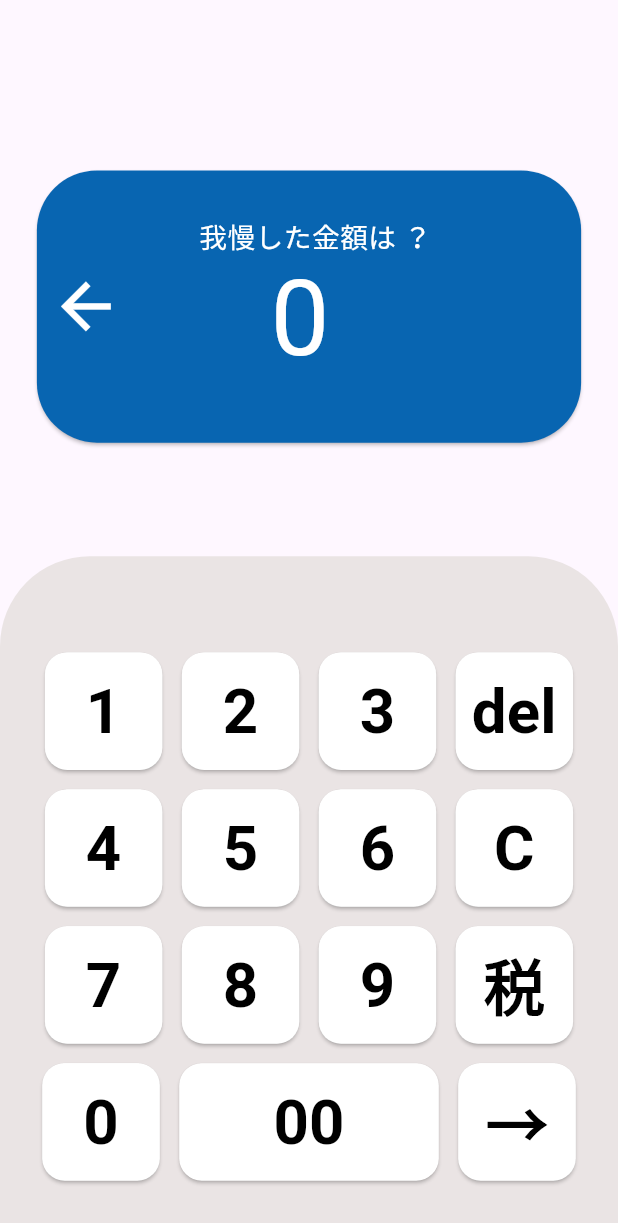
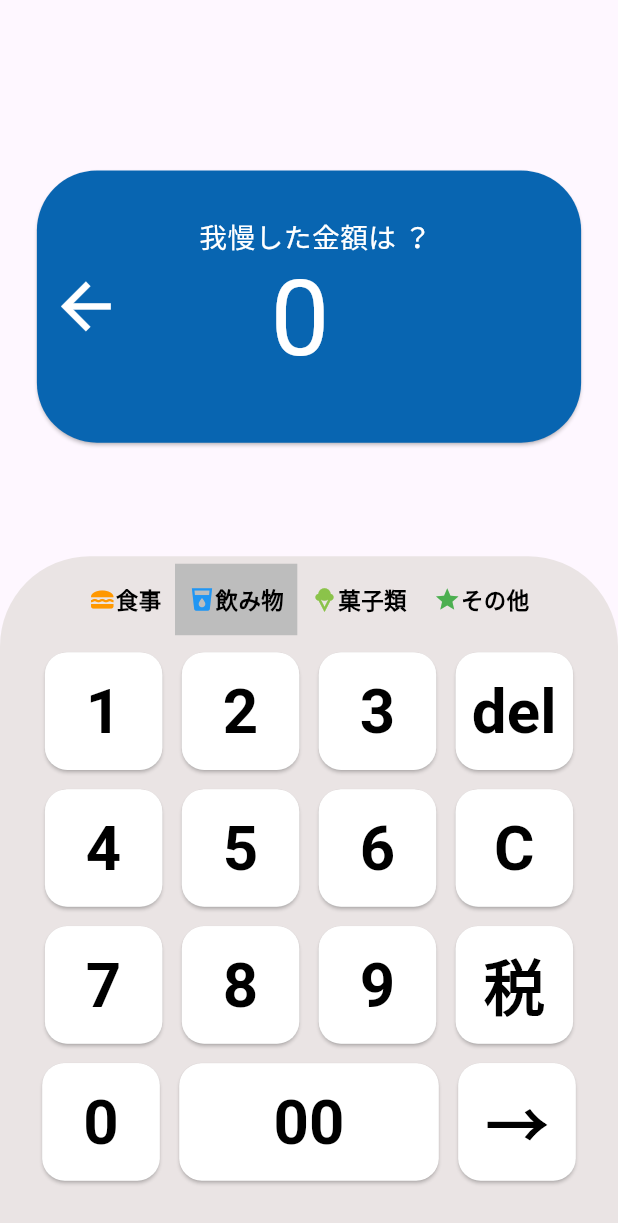
Before and after one commit to kou-nagamine/new_save_money, a Flutter app: the screen it shows after launch, item 2 of the bottom bar chosen, on a phone screen of 412 x 824 dp. Shown: the top 1223 px of the screen. Run offline on Flutter 3.47's test engine with Material 3 defaults, Android fonts, the light colour scheme and no system bars; our stand-ins replace fl_chart, flutter_riverpod, flutter_svg, riverpod_annotation, shared_preferences; missing offline and left inert: iconoir_flutter; generated files the repository leaves out were written again; statements that could not run were skipped.

Commit message:
UIのみ適用

```diff
--- a/lib/views/pages/calculator/components/calculator.dart
+++ b/lib/views/pages/calculator/components/calculator.dart
@@ -1,4 +1,3 @@
-//pakages
 import 'package:flutter/material.dart';
 
 //components
@@ -12,6 +11,29 @@ class Calculator extends StatefulWidget {
 }
 
 class _CalculatorState extends State<Calculator> {
+  int selectedIndex = 1; // 初期インデックスを0に設定
+
+  final List<IconData> _icons = [
+    Icons.lunch_dining, // 食事
+    Icons.local_drink, // 飲み物
+    Icons.icecream, // 菓子類
+    Icons.star, // その他
+  ];
+
+  final List<String> _labels = [
+    '食事',
+    '飲み物',
+    '菓子類',
+    'その他',
+  ];
+
+  final List<Color> _colors = [
+    Colors.orange,
+    Colors.blue,
+    Colors.lightGreen,
+    Colors.green,
+  ];
+
   @override
   Widget build(BuildContext context) {
     final Size size = MediaQuery.of(context).size;
@@ -27,6 +49,7 @@ class _CalculatorState extends State<Calculator> {
     final List<Widget> specialLines = [
       const CalculatorButton(buttonText:'0'),const BigCalculatorButton(buttonText: '00',),const CalculatorButton(buttonText:'→')
     ];
+
     return Container(
       decoration: const BoxDecoration(
         borderRadius: BorderRadius.only(
@@ -38,10 +61,47 @@ class _CalculatorState extends State<Calculator> {
       width: size.width,
       height: size.height * 0.55,
       child: Padding(
-        padding: EdgeInsets.only(top: size.height * 0.07, bottom: size.height * 0.02, left: size.width * 0.03, right: size.width * 0.03),
+        padding: EdgeInsets.only( bottom: size.height * 0.02, left: size.width * 0.03, right: size.width * 0.03),
         child: Column(
           children: <Widget>[
             //ここに食べ物ののドロップナビゲーションを追加、高さが超えるときは上のpaddingとかいじっても良いですー
+            SizedBox(
+              height: size.height * 0.07,
+              child: Center(
+                child: ToggleButtons(
+                  isSelected: List.generate(_icons.length, (index) => index == selectedIndex),
+                  onPressed: (int newIndex) {
+                    setState(() {
+                      selectedIndex = newIndex;
+                    });
+                  },
+                  renderBorder: false, // ボタンの境界線を非表示にする
+                  fillColor: Colors.grey[400], // 選択されたボタンの背景色
+                  children: List.generate(_icons.length, (index) {
+                    return Padding(
+                      padding: const EdgeInsets.symmetric(horizontal: 9.0, vertical: 10.0),
+                      child: Row(
+                        children: [
+                          Icon(
+                            _icons[index],
+                            color: _colors[index],
+                            size: 18.0,
+                          ),
+                          Text(
+                            _labels[index],
+                            style: const TextStyle(
+                              fontSize: 15.0,
+                              fontWeight: FontWeight.bold,
+                              color: Colors.black,
+                            ),
+                          ),
+                        ],
+                      ),
+                    );
+                  }),
+                ),
+              ),
+            ),
             Table(
               //border: TableBorder.all(),
               //列数を4列に指定
```
